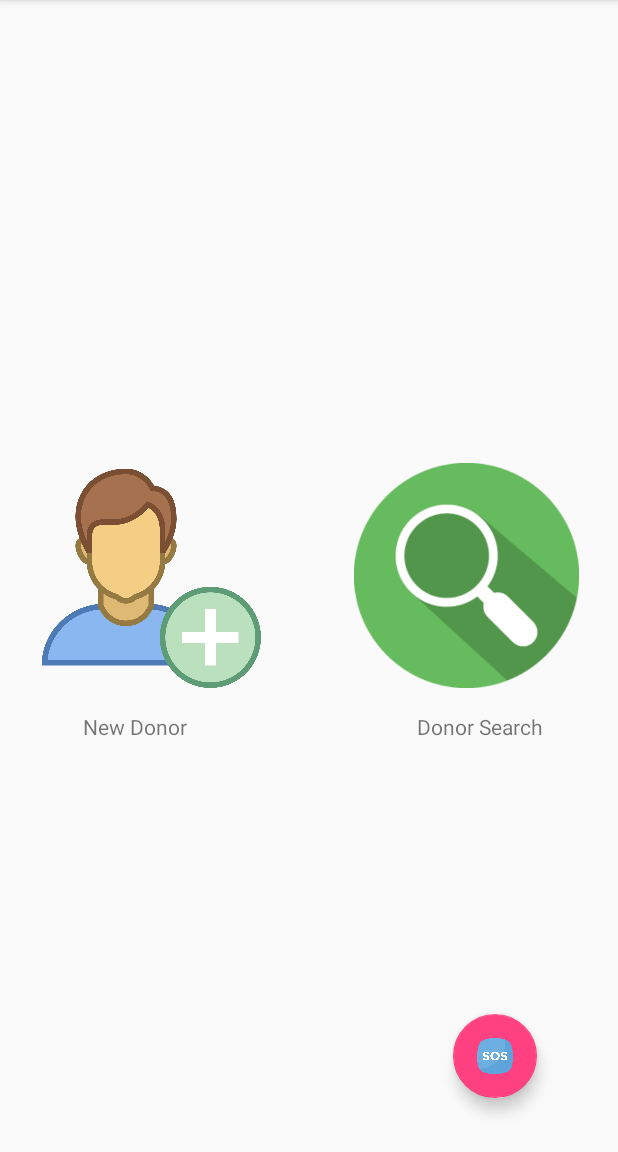
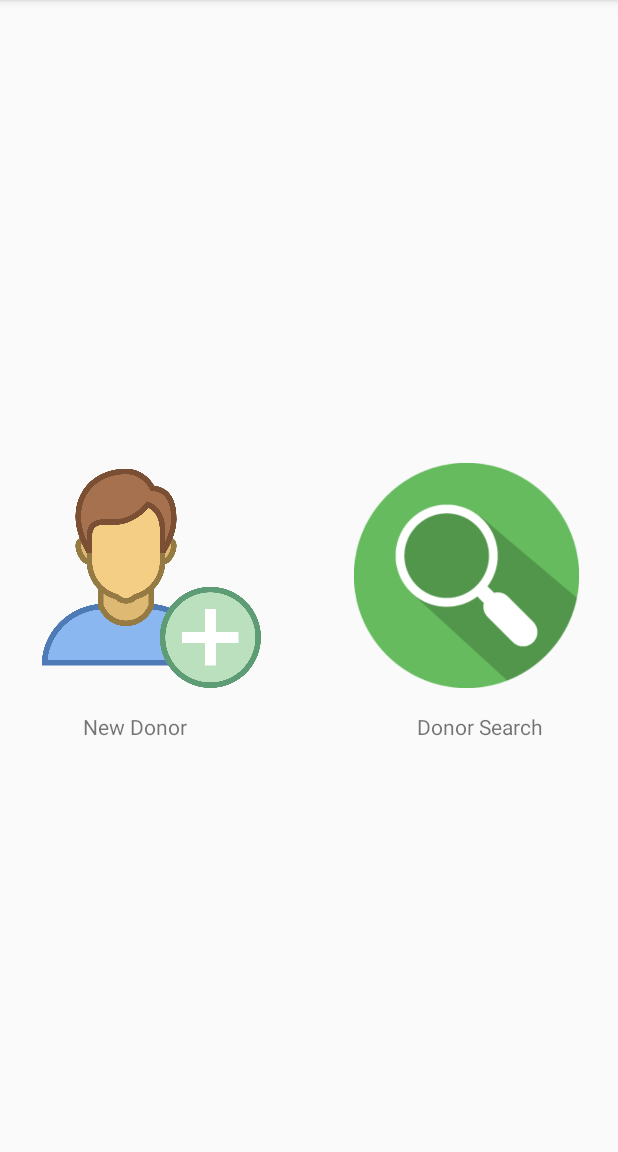
Before and after one commit to DextorAntony/RedCells2, an Android app: the Home screen opened directly, with no data from a screen before it, on a phone screen of 412 x 824 dp, the part 84-1236 px from its top. Run offline under Robolectric (Android 15) with nearby library versions, the light colour scheme and no system bars.

Commit message:
GeoCode bug

```diff
--- a/app/build.gradle
+++ b/app/build.gradle
@@ -6,7 +6,7 @@ android {
     buildToolsVersion "29.0.1"
     defaultConfig {
         applicationId "com.redcells"
-        minSdkVersion 16
+        minSdkVersion 19
         targetSdkVersion 29
         versionCode 1
         versionName "1.0"
@@ -25,6 +25,7 @@ dependencies {
     implementation 'androidx.appcompat:appcompat:1.0.2'
     implementation 'com.google.firebase:firebase-database:16.0.4'
     implementation 'com.google.firebase:firebase-core:16.0.4'
+    implementation 'com.google.firebase:firebase-auth:16.0.5'
     testImplementation 'junit:junit:4.12'
     androidTestImplementation 'androidx.test.ext:junit:1.1.1'
     androidTestImplementation 'androidx.test.espresso:espresso-core:3.2.0'
--- a/app/src/main/java/com/redcells/Home.java
+++ b/app/src/main/java/com/redcells/Home.java
@@ -14,8 +14,8 @@ public class Home extends AppCompatActivity {
     protected void onCreate(Bundle savedInstanceState) {
         super.onCreate(savedInstanceState);
         setContentView(R.layout.activity_home);
-        ImageView add=(ImageView) findViewById(R.id.imageView);
-        ImageView search=(ImageView) findViewById(R.id.imageView2);
+        ImageView add= findViewById(R.id.imageView);
+        ImageView search= findViewById(R.id.imageView2);
         add.setOnClickListener(new View.OnClickListener() {
             @Override
             public void onClick(View v) {
--- a/app/src/main/java/com/redcells/searchview.java
+++ b/app/src/main/java/com/redcells/searchview.java
@@ -31,8 +31,8 @@ private TextView p;
     protected void onCreate(Bundle savedInstanceState) {
         super.onCreate(savedInstanceState);
         setContentView(R.layout.activity_searchview);
-        Button srch=(Button) findViewById(R.id.button3);
-        final Spinner blood=(Spinner) findViewById(R.id.spinner3);
+        Button srch= findViewById(R.id.button3);
+        final Spinner blood= findViewById(R.id.spinner3);
         final TextView p=findViewById(R.id.spinner4);
 
             srch.setOnClickListener(new View.OnClickListener() {
--- a/app/src/main/res/layout/activity_home.xml
+++ b/app/src/main/res/layout/activity_home.xml
@@ -59,19 +59,5 @@
         android:layout_alignRight="@+id/imageView2"
         android:layout_alignEnd="@+id/imageView2" />
 
-    <com.google.android.material.floatingactionbutton.FloatingActionButton
-        android:id="@+id/floatingActionButton"
-        android:layout_width="match_parent"
-        android:layout_height="wrap_content"
-        android:layout_alignParentEnd="true"
-        android:layout_alignParentRight="true"
-        android:layout_alignParentBottom="true"
-        android:layout_marginEnd="54dp"
-        android:layout_marginRight="54dp"
-        android:layout_marginBottom="36dp"
-        android:clickable="true"
-
-        app:srcCompat="@drawable/sos" />
-
 
 </RelativeLayout>
--- a/app/src/main/res/layout/activity_main.xml
+++ b/app/src/main/res/layout/activity_main.xml
@@ -20,7 +20,8 @@
         android:layout_centerHorizontal="true"
         android:layout_marginBottom="18dp"
         android:text="Some cool caption here :)"
-        android:textColor="#008000" />
+        android:textColor="#008000"
+        />
 
     <ImageView
         android:id="@+id/imageView3"
@@ -52,6 +53,7 @@
         android:layout_alignLeft="@+id/button2" />
 
     <TextView
+
         android:text="Name : "
         android:layout_width="wrap_content"
         android:layout_height="wrap_content"
```
Also changed, not shown: app/src/main/java/com/redcells/MainActivity.java (+7 -13 lines), app/src/main/java/com/redcells/Search.java (+7 -7 lines), app/src/main/res/drawable-v24/sos.png (deleted).
